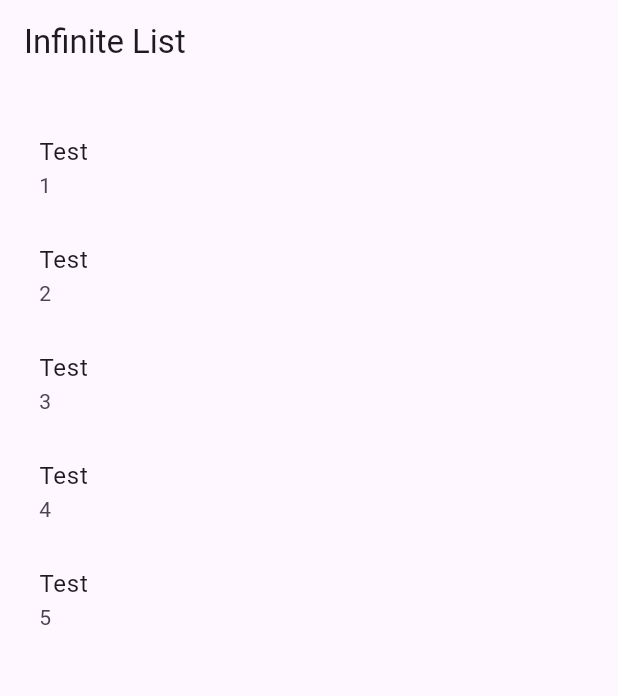
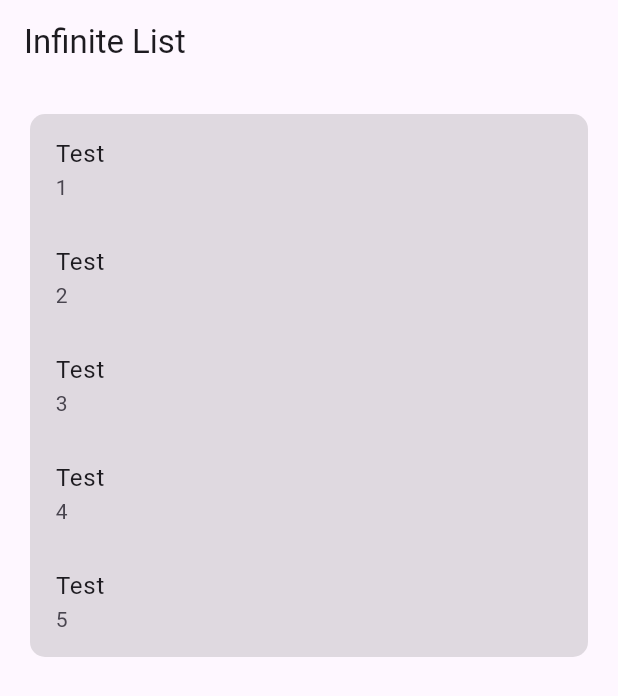
Before and after one commit to FrenkyDema/bloc_infinity_list, a Flutter app: the screen it shows after launch, on a phone screen of 412 x 824 dp. Shown: the top 696 px of the screen. Run offline on Flutter 3.47's test engine with Material 3 defaults, Android fonts, the phone set to English and light mode, and no system bars; our stand-ins replace equatable, flutter_bloc, plugin_platform_interface.

Commit message:
Customization options
Update version v0.0.4
Refactoring

```diff
--- a/example/lib/main.dart
+++ b/example/lib/main.dart
@@ -59,7 +59,14 @@ class _MyAppState extends State<MyApp> {
           value: bloc,
           child: InfiniteListView<ListItem>(
             bloc: bloc,
-            padding: const EdgeInsets.symmetric(vertical: 20, horizontal: 10),
+            color: Colors.black12,
+            borderRadius: BorderRadius.circular(10),
+            padding: const EdgeInsets.only(
+              top: 20,
+              bottom: 20 * 3,
+              left: 20,
+              right: 20,
+            ),
             itemBuilder: (context, item) {
               return ListTile(
                 title: Text(item.name),
--- a/lib/bloc_infinity_list.dart
+++ b/lib/bloc_infinity_list.dart
@@ -13,6 +13,12 @@ class InfiniteListView<T> extends StatefulWidget {
   final Widget Function(BuildContext context, String error)? errorWidget;
   final Widget Function(BuildContext context)? emptyWidget;
   final EdgeInsetsGeometry? padding;
+  final Color? color;
+
+  final BorderRadiusGeometry? borderRadius;
+  final Color borderColor;
+  final double borderWidth;
+  final List<BoxShadow>? boxShadow;
 
   /// Constructs an [InfiniteListView] widget.
   const InfiniteListView({
@@ -23,6 +29,11 @@ class InfiniteListView<T> extends StatefulWidget {
     this.errorWidget,
     this.emptyWidget,
     this.padding,
+    this.color,
+    this.borderRadius,
+    this.borderColor = Colors.transparent,
+    this.borderWidth = 1,
+    this.boxShadow,
   });
 
   @override
@@ -78,9 +89,6 @@ class _InfiniteListViewState<T> extends State<InfiniteListView<T>> {
       _isLoadingMore = true;
     });
     widget.bloc.add(LoadMoreItemsEvent());
-    widget.bloc.stream
-        .firstWhere((event) => event is! LoadingState)
-        .then((_) {});
   }
 
   @override
@@ -94,7 +102,7 @@ class _InfiniteListViewState<T> extends State<InfiniteListView<T>> {
           return _errorWidget(context, state.error);
         } else if (state is LoadedState<T> ||
             state is NoMoreItemsState<T> ||
-            state is LoadingState) {
+            state is LoadingState<T>) {
           if (state.state.items.isEmpty) {
             return _emptyWidget(context);
           }
@@ -107,19 +115,39 @@ class _InfiniteListViewState<T> extends State<InfiniteListView<T>> {
               await widget.bloc.stream
                   .firstWhere((event) => event is LoadingState);
             },
-            child: ListView.builder(
+            child: SingleChildScrollView(
               controller: _scrollController,
-              padding: widget.padding,
-              physics: const AlwaysScrollableScrollPhysics(),
-              itemCount: state is NoMoreItemsState<T>
+              physics: const AlwaysScrollableScrollPhysics(
+                parent: BouncingScrollPhysics(
+                    decelerationRate: ScrollDecelerationRate.fast),
+              ),
+              child: Container(
+                margin: widget.padding ?? EdgeInsets.zero,
+                decoration: BoxDecoration(
+                  color: widget.color,
+                  borderRadius: widget.borderRadius,
+                  shape: BoxShape.rectangle,
+                  border: Border.all(
+                    color: widget.borderColor,
+                    width: widget.borderWidth,
+                  ),
+                  boxShadow: widget.boxShadow,
+                ),
+                child: Column(
+                  children: List.generate(
+                    state is NoMoreItemsState<T>
                         ? state.state.items.length
                         : state.state.items.length + 1,
-              itemBuilder: (context, index) {
+                    (index) {
                       if (index >= state.state.items.length) {
                         return _bottomIndicator(context, state);
                       }
-                return widget.itemBuilder(context, state.state.items[index]);
+                      return widget.itemBuilder(
+                          context, state.state.items[index]);
                     },
+                  ),
+                ),
+              ),
             ),
           );
         }
--- a/lib/infinite_list_bloc/infinite_list_bloc.dart
+++ b/lib/infinite_list_bloc/infinite_list_bloc.dart
@@ -20,7 +20,7 @@ abstract class InfiniteListBloc<T>
       debugPrint("\n LoadItemsEvent...");
 
       try {
-        emit(LoadingState(state.state));
+        emit(InitialState());
         final List<T> items = await fetchItems(limit: limit, offset: 0);
         debugPrint("Items fetched: ${items.length}");
         emit(LoadedState(state.state.copyWith(items: items)));
--- a/pubspec.yaml
+++ b/pubspec.yaml
@@ -1,6 +1,6 @@
 name: bloc_infinity_list
 description: "Infinite scrolling ListView with BLoC integration for Flutter applications."
-version: 0.0.3
+version: 0.0.4
 homepage: "https://github.com/FrenkyDema/bloc_infinity_list"
 
 environment:
```
Also changed, not shown: example/pubspec.lock, 1 other file. Lines whose indentation alone changed are shown as unchanged.
